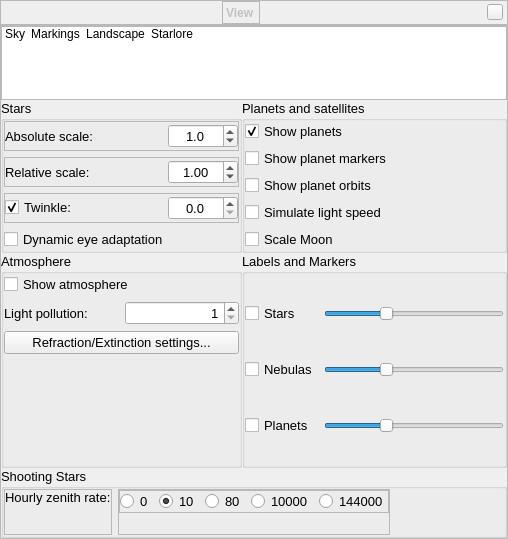
Above: src/gui/viewDialog.ui from 519984307/stellarium_src before the change. Below: the same form after it.
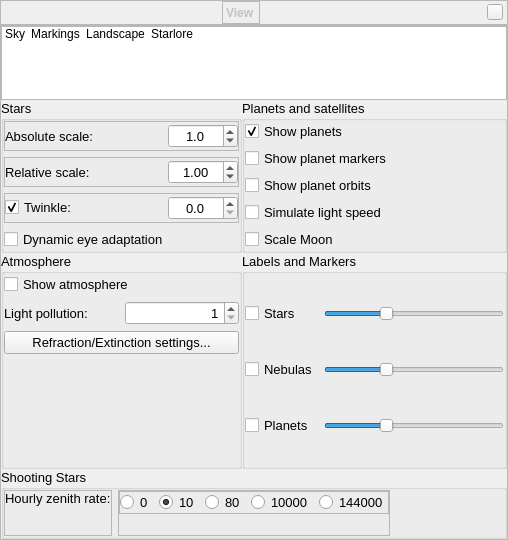
That is the form after the change. Icons and pictures are not drawn. Custom widgets are drawn as their Qt base class.

Commit message: make sure that the sliders in the View window are always 90px

Diff of the .ui file:
```diff
--- a/src/gui/viewDialog.ui
+++ b/src/gui/viewDialog.ui
@@ -7,7 +7,7 @@
     <x>0</x>
     <y>0</y>
     <width>508</width>
-    <height>517</height>
+    <height>540</height>
    </rect>
   </property>
   <property name="font">
```
Left out of the diff: 18 changed lines with no effect on the pictures. Lines whose indentation alone changed are shown as unchanged.
